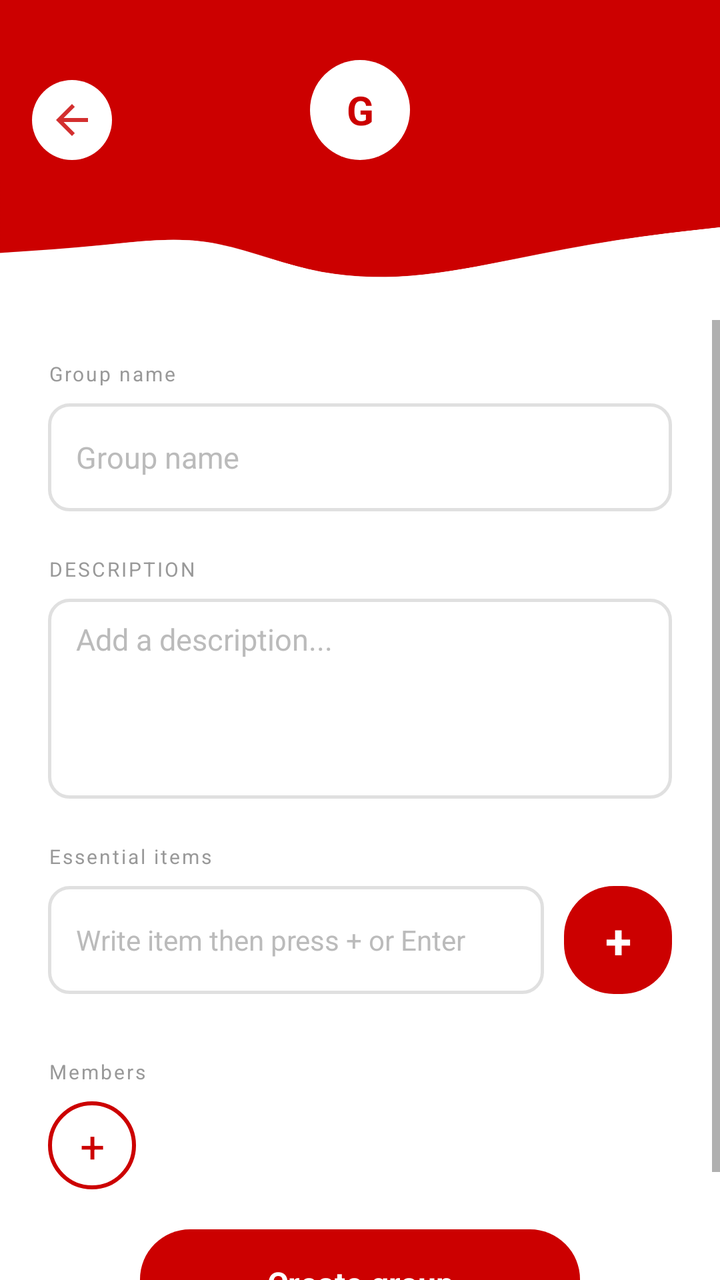
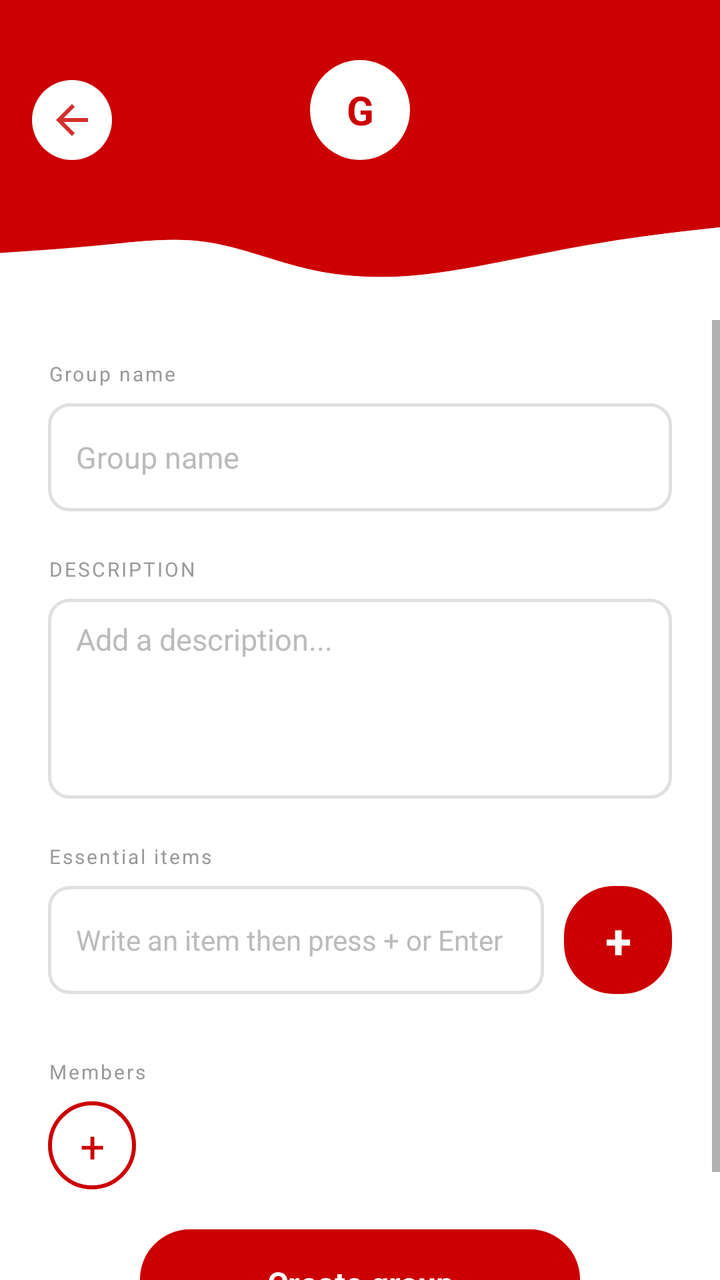

Screens rendered from an Android XML layout before and after an edit, with the pre-edit source and the edit as a unified diff.
<!-- AndroidManifest.xml: application theme Theme.AppCompat.Light.NoActionBar -->
<!-- res/layout/create_group.xml -->
<?xml version="1.0" encoding="utf-8"?>
<LinearLayout xmlns:android="http://schemas.android.com/apk/res/android"
    xmlns:app="http://schemas.android.com/apk/res-auto"
    xmlns:tools="http://schemas.android.com/tools"
    android:layout_width="match_parent"
    android:layout_height="match_parent"
    android:orientation="vertical"
    android:background="#FFFFFF"
    tools:ignore="HardcodedText,SmallSp">


    <RelativeLayout
        android:layout_width="match_parent"
        android:layout_height="160dp">

        <View
            android:layout_width="match_parent"
            android:layout_height="130dp"
            android:background="#CC0000" />

        <ImageView
            android:layout_width="match_parent"
            android:layout_height="70dp"
            android:layout_alignParentBottom="true"
            android:src="@drawable/header_curve"
            android:scaleType="fitXY"
            android:contentDescription="@null" />


        <ImageButton
            android:id="@+id/btnReturn"
            android:layout_width="40dp"
            android:layout_height="40dp"
            android:layout_marginStart="16dp"
            android:layout_marginTop="40dp"
            android:background="@drawable/circle_white_20"
            android:contentDescription="@string/back"
            android:src="@drawable/ic_arrow_back"
            app:tint="#D32F2F"
            tools:ignore="TouchTargetSizeCheck" />


        <TextView
            android:layout_width="50dp"
            android:layout_height="50dp"
            android:text="G"
            android:textSize="20sp"
            android:textStyle="bold"
            android:textColor="#CC0000"
            android:gravity="center"
            android:background="@drawable/circle_white"
            android:layout_centerHorizontal="true"
            android:layout_marginTop="30dp" />

    </RelativeLayout>

    
    <ScrollView
        android:layout_width="match_parent"
        android:layout_height="0dp"
        android:layout_weight="1">

        <LinearLayout
            android:layout_width="match_parent"
            android:layout_height="wrap_content"
            android:orientation="vertical"
            android:paddingHorizontal="24dp"
            android:paddingTop="20dp">


            <TextView
                android:layout_width="wrap_content"
                android:layout_height="wrap_content"
                android:text="Group name"
                android:textSize="10sp"
                android:textColor="#999999"
                android:letterSpacing="0.1"
                android:layout_marginBottom="8dp" />

            
            <LinearLayout
                android:layout_width="match_parent"
                android:layout_height="54dp"
                android:background="@drawable/input_field_bg"
                android:gravity="center_vertical"
                android:paddingHorizontal="14dp"
                android:layout_marginBottom="22dp">

                <EditText
                    android:id="@+id/etGroupTitle"
                    android:layout_width="match_parent"
                    android:layout_height="match_parent"
                    android:background="@android:color/transparent"
                    android:hint="Group name"
                    android:textSize="15sp"
                    android:textColor="#222222"
                    android:textColorHint="#BBBBBB"
                    android:inputType="text"
                    android:importantForAutofill="no" />
            </LinearLayout>

            
            <TextView
                android:layout_width="wrap_content"
                android:layout_height="wrap_content"
                android:text="DESCRIPTION"
                android:textSize="10sp"
                android:textColor="#999999"
                android:letterSpacing="0.1"
                android:layout_marginBottom="8dp" />

            
            <LinearLayout
                android:layout_width="match_parent"
                android:layout_height="100dp"
                android:background="@drawable/input_field_bg"
                android:paddingHorizontal="14dp"
                android:paddingVertical="10dp"
                android:layout_marginBottom="22dp">

                <EditText
                    android:id="@+id/etGroupDescription"
                    android:layout_width="match_parent"
                    android:layout_height="match_parent"
                    android:background="@android:color/transparent"
                    android:hint="Add a description..."
                    android:inputType="textMultiLine"
                    android:gravity="top"
                    android:textSize="15sp"
                    android:textColor="#222222"
                    android:textColorHint="#BBBBBB"
                    android:importantForAutofill="no" />
            </LinearLayout>

            
            <TextView
                android:layout_width="wrap_content"
                android:layout_height="wrap_content"
                android:text="Essential items"
                android:textSize="10sp"
                android:textColor="#999999"
                android:letterSpacing="0.1"
                android:layout_marginBottom="8dp" />

            
            <LinearLayout
                android:layout_width="match_parent"
                android:layout_height="54dp"
                android:orientation="horizontal"
                android:layout_marginBottom="12dp">

                <LinearLayout
                    android:layout_width="0dp"
                    android:layout_height="54dp"
                    android:layout_weight="1"
                    android:background="@drawable/input_field_bg"
                    android:gravity="center_vertical"
                    android:paddingHorizontal="14dp"
                    android:layout_marginEnd="10dp">

                    <EditText
                        android:id="@+id/etListItem"
                        android:layout_width="match_parent"
                        android:layout_height="match_parent"
                        android:background="@android:color/transparent"
                        android:hint="Write item then press + or Enter"
                        android:textSize="14sp"
                        android:textColor="#222222"
                        android:textColorHint="#BBBBBB"
                        android:imeOptions="actionDone"
                        android:inputType="text"
                        android:importantForAutofill="no" />
                </LinearLayout>

                
                <TextView
                    android:id="@+id/btnAddItem"
                    android:layout_width="54dp"
                    android:layout_height="54dp"
                    android:text="+"
                    android:textSize="24sp"
                    android:textStyle="bold"
                    android:textColor="#FFFFFF"
                    android:gravity="center"
                    android:background="@drawable/btn_red_rounded"
                    android:clickable="true"
                    android:focusable="true" />
            </LinearLayout>


            <LinearLayout
                android:id="@+id/llNecessities"
                android:layout_width="match_parent"
                android:layout_height="wrap_content"
                android:orientation="vertical"
                android:layout_marginBottom="20dp" />

            
            <TextView
                android:layout_width="wrap_content"
                android:layout_height="wrap_content"
                android:text="Members"
                android:textSize="10sp"
                android:textColor="#999999"
                android:letterSpacing="0.1"
                android:layout_marginBottom="8dp" />

            <LinearLayout
                android:layout_width="match_parent"
                android:layout_height="wrap_content"
                android:orientation="horizontal"
                android:gravity="center_vertical"
                android:layout_marginBottom="20dp">

                <TextView
                    android:id="@+id/btnAddGroupMember"
                    android:layout_width="44dp"
                    android:layout_height="44dp"
                    android:layout_marginEnd="10dp"
                    android:background="@drawable/btn_outline_red"
                    android:clickable="true"
                    android:focusable="true"
                    android:gravity="center"
                    android:text="+"
                    android:textColor="#CC0000"
                    android:textSize="22sp"
                    tools:ignore="TouchTargetSizeCheck" />

                <HorizontalScrollView
                    android:layout_width="0dp"
                    android:layout_height="wrap_content"
                    android:layout_weight="1"
                    android:fillViewport="true"
                    android:scrollbars="none">

                    <LinearLayout
                        android:id="@+id/llCreateGroupMembersAvatars"
                        android:layout_width="wrap_content"
                        android:layout_height="wrap_content"
                        android:orientation="horizontal"
                        android:gravity="center_vertical" />

                </HorizontalScrollView>
            </LinearLayout>

            
            <TextView
                android:id="@+id/btnCreateGroup"
                android:layout_width="220dp"
                android:layout_height="54dp"
                android:layout_gravity="center_horizontal"
                android:text="Create group"
                android:textSize="16sp"
                android:textStyle="bold"
                android:textColor="#FFFFFF"
                android:gravity="center"
                android:background="@drawable/btn_red_rounded"
                android:layout_marginBottom="32dp"
                android:clickable="true"
                android:focusable="true" />

        </LinearLayout>
    </ScrollView>

</LinearLayout>
<!-- resources referenced by this layout -->
<resources>
  <!-- drawable btn_outline_red (drawable) -->
  <shape xmlns:android="http://schemas.android.com/apk/res/android"
      android:shape="rectangle">
      <solid android:color="#FFFFFF" />
      <stroke android:width="2dp" android:color="#CC0000" />
      <corners android:radius="25dp" />
  </shape>
  <!-- drawable btn_red_rounded (drawable) -->
  <shape xmlns:android="http://schemas.android.com/apk/res/android"
      android:shape="rectangle">
      <solid android:color="#CC0000" />
      <corners android:radius="25dp" />
  </shape>
  <!-- drawable circle_white (drawable) -->
  <?xml version="1.0" encoding="utf-8"?>
  <shape xmlns:android="http://schemas.android.com/apk/res/android"
      android:shape="oval">
      <solid android:color="#FFFFFF" />
      <size android:width="50dp" android:height="50dp" />
  </shape>
  <!-- drawable circle_white_20 (drawable) -->
  <?xml version="1.0" encoding="utf-8"?>
  <shape xmlns:android="http://schemas.android.com/apk/res/android"
      android:shape="oval">
      <solid android:color="#FFFFFF" />
  </shape>
  <!-- drawable header_curve: png bitmap (drawable, 12684 bytes) -->
  <!-- drawable ic_arrow_back (drawable) -->
  <?xml version="1.0" encoding="utf-8"?>
  <vector xmlns:android="http://schemas.android.com/apk/res/android"
      android:width="24dp"
      android:height="24dp"
      android:viewportWidth="24"
      android:viewportHeight="24">
      <path
          android:fillColor="#D32F2F"
          android:pathData="M20,11H7.83l5.59,-5.59L12,4l-8,8 8,8 1.41,-1.41L7.83,13H20v-2z"/>
  </vector>
  <!-- drawable input_field_bg (drawable) -->
  <shape xmlns:android="http://schemas.android.com/apk/res/android"
      android:shape="rectangle">
      <solid android:color="#FFFFFF" />
      <stroke android:width="1.5dp" android:color="#E0E0E0" />
      <corners android:radius="10dp" />
  </shape>
  <string name="back">Retour</string>
</resources>

<!-- the commit's change to res/layout/create_group.xml (unified diff, before → after) -->
@@ -71,7 +71,7 @@
             <TextView
                 android:layout_width="wrap_content"
                 android:layout_height="wrap_content"
-                android:text="Group name"
+                android:text="@string/create_group_name"
                 android:textSize="10sp"
                 android:textColor="#999999"
                 android:letterSpacing="0.1"
@@ -91,7 +91,7 @@
                     android:layout_width="match_parent"
                     android:layout_height="match_parent"
                     android:background="@android:color/transparent"
-                    android:hint="Group name"
+                    android:hint="@string/create_group_name"
                     android:textSize="15sp"
                     android:textColor="#222222"
                     android:textColorHint="#BBBBBB"
@@ -103,7 +103,7 @@
             <TextView
                 android:layout_width="wrap_content"
                 android:layout_height="wrap_content"
-                android:text="DESCRIPTION"
+                android:text="@string/create_group_description"
                 android:textSize="10sp"
                 android:textColor="#999999"
                 android:letterSpacing="0.1"
@@ -123,7 +123,7 @@
                     android:layout_width="match_parent"
                     android:layout_height="match_parent"
                     android:background="@android:color/transparent"
-                    android:hint="Add a description..."
+                    android:hint="@string/create_group_description_hint"
                     android:inputType="textMultiLine"
                     android:gravity="top"
                     android:textSize="15sp"
@@ -136,7 +136,7 @@
             <TextView
                 android:layout_width="wrap_content"
                 android:layout_height="wrap_content"
-                android:text="Essential items"
+                android:text="@string/create_group_essential_items"
                 android:textSize="10sp"
                 android:textColor="#999999"
                 android:letterSpacing="0.1"
@@ -163,7 +163,7 @@
                         android:layout_width="match_parent"
                         android:layout_height="match_parent"
                         android:background="@android:color/transparent"
-                        android:hint="Write item then press + or Enter"
+                        android:hint="@string/create_group_item_hint"
                         android:textSize="14sp"
                         android:textColor="#222222"
                         android:textColorHint="#BBBBBB"
@@ -199,7 +199,7 @@
             <TextView
                 android:layout_width="wrap_content"
                 android:layout_height="wrap_content"
-                android:text="Members"
+                android:text="@string/create_group_members"
                 android:textSize="10sp"
                 android:textColor="#999999"
                 android:letterSpacing="0.1"
@@ -249,7 +249,7 @@
                 android:layout_width="220dp"
                 android:layout_height="54dp"
                 android:layout_gravity="center_horizontal"
-                android:text="Create group"
+                android:text="@string/create_group_create"
                 android:textSize="16sp"
                 android:textStyle="bold"
                 android:textColor="#FFFFFF"
<!-- resource entries referenced after the edit -->
@@ -45,6 +45,13 @@
       <stroke android:width="1.5dp" android:color="#E0E0E0" />
       <corners android:radius="10dp" />
   </shape>
-  <string name="back">Retour</string>
+  <string name="back">Back</string>
+  <string name="create_group_create">Create group</string>
+  <string name="create_group_description">DESCRIPTION</string>
+  <string name="create_group_description_hint">Add a description...</string>
+  <string name="create_group_essential_items">Essential items</string>
+  <string name="create_group_item_hint">Write an item then press + or Enter</string>
+  <string name="create_group_members">Members</string>
+  <string name="create_group_name">Group name</string>
 </resources>
 
